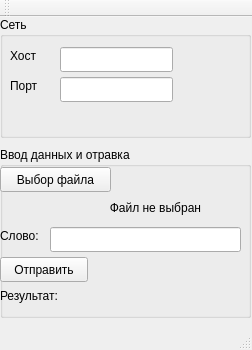
Old version of the form client/mainWindow/mainwindow.ui in the repository netgeck/rubius_test.
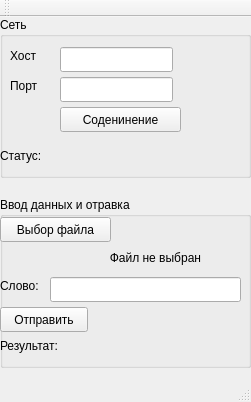
New version of the form.

Commit message: client: сетевая часть переписана с boost::asio на QTcpSocket; Все елементы интерфейса получили говорящие имена (вместо label_2);

Patch:
```diff
--- a/client/mainWindow/mainwindow.ui
+++ b/client/mainWindow/mainwindow.ui
@@ -6,8 +6,8 @@
    <rect>
     <x>0</x>
     <y>0</y>
-    <width>252</width>
-    <height>350</height>
+    <width>251</width>
+    <height>402</height>
    </rect>
   </property>
   <property name="windowTitle">
@@ -20,7 +20,7 @@
       <x>0</x>
       <y>0</y>
       <width>251</width>
-      <height>121</height>
+      <height>161</height>
      </rect>
     </property>
     <property name="title">
@@ -72,12 +72,51 @@
       </rect>
      </property>
     </widget>
+    <widget class="QPushButton" name="pushButton_connect">
+     <property name="geometry">
+      <rect>
+       <x>60</x>
+       <y>90</y>
+       <width>121</width>
+       <height>25</height>
+      </rect>
+     </property>
+     <property name="text">
+      <string>Соденинение</string>
+     </property>
+    </widget>
+    <widget class="QLabel" name="label_status">
+     <property name="geometry">
+      <rect>
+       <x>0</x>
+       <y>130</y>
+       <width>61</width>
+       <height>17</height>
+      </rect>
+     </property>
+     <property name="text">
+      <string>Статус:</string>
+     </property>
+    </widget>
+    <widget class="QLabel" name="label_status_out">
+     <property name="geometry">
+      <rect>
+       <x>70</x>
+       <y>130</y>
+       <width>70</width>
+       <height>17</height>
+      </rect>
+     </property>
+     <property name="text">
+      <string/>
+     </property>
+    </widget>
    </widget>
    <widget class="QGroupBox" name="groupBox_2">
     <property name="geometry">
      <rect>
       <x>0</x>
-      <y>130</y>
+      <y>180</y>
       <width>251</width>
       <height>171</height>
      </rect>
```
Left out of the diff: 16 changed lines with no effect on the pictures. The commit also changes 3 other files.
